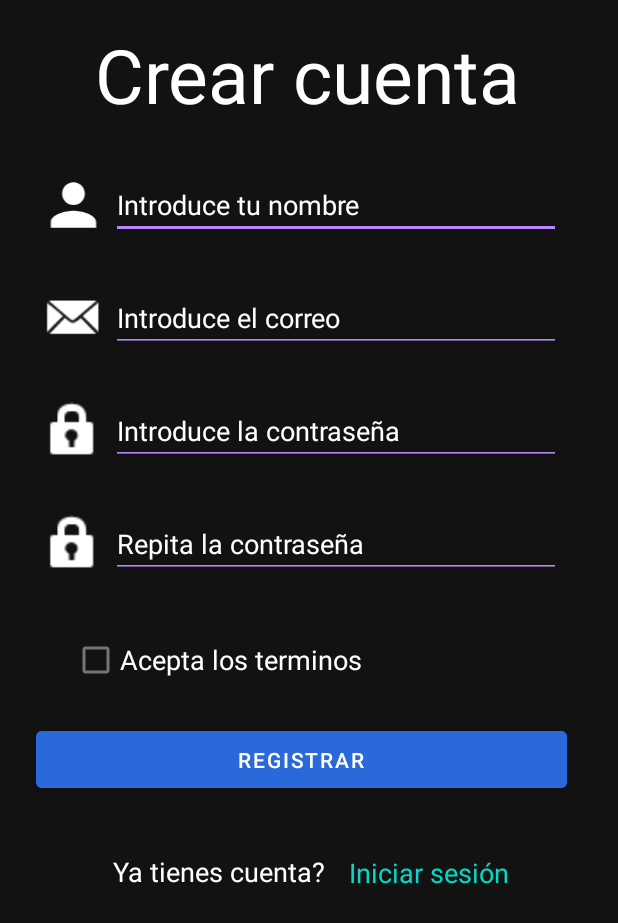
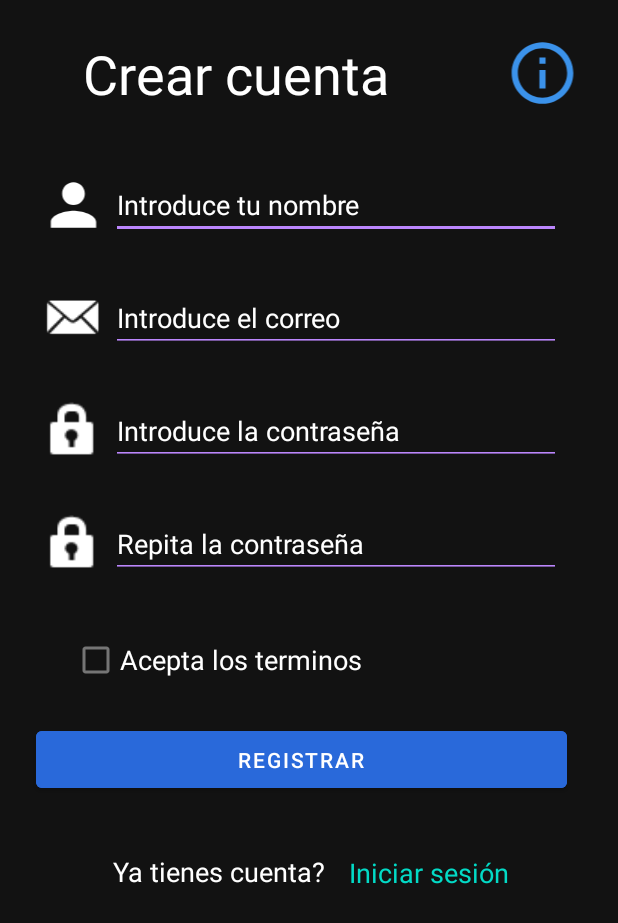
Before and after one commit to cristian-ramirez99/AppMovil, an Android app: the screen it shows after launch (Registrar), after a tap on "NO TIENES CUENTA? REGISTRATE AHORA", on a phone screen of 412 x 824 dp. Shown: the top 923 px of the screen. Run offline under Robolectric (Android 15) with nearby library versions, the phone set to English and light mode, and no system bars.

Commit message:
Video info funciona

```diff
--- a/app/src/main/AndroidManifest.xml
+++ b/app/src/main/AndroidManifest.xml
@@ -13,13 +13,11 @@
         android:supportsRtl="true"
         android:theme="@style/Theme.Sintesis"
         android:usesCleartextTraffic="true">
-
-
+        <activity android:name=".Info"></activity>
         <activity android:name=".autenticado.Dashboard" />
         <activity android:name=".auth.Registrar" />
         <activity android:name=".auth.Login" />
         <activity android:name=".MainActivity">
-
             <intent-filter>
                 <action android:name="android.intent.action.MAIN" />
 
--- a/app/src/main/java/com/example/sintesis/auth/Login.java
+++ b/app/src/main/java/com/example/sintesis/auth/Login.java
@@ -5,13 +5,16 @@ import androidx.appcompat.app.AppCompatActivity;
 import android.app.AlertDialog;
 import android.app.Dialog;
 import android.content.Intent;
+import android.media.Image;
 import android.os.Bundle;
 import android.view.View;
 import android.widget.Button;
 import android.widget.EditText;
+import android.widget.ImageView;
 import android.widget.TextView;
 import android.widget.Toast;
 
+import com.example.sintesis.Info;
 import com.example.sintesis.R;
 import com.example.sintesis.RetrofitInterface;
 import com.example.sintesis.autenticado.Dashboard;
@@ -34,6 +37,7 @@ public class Login extends AppCompatActivity {
     private AlertDialog.Builder dialogBuilder;
     private TextView tvMensaje;
     private Button btnAceptar;
+    private ImageView ivInfo;
 
     private Retrofit retrofit;
     private RetrofitInterface retrofitInterface;
@@ -52,6 +56,14 @@ public class Login extends AppCompatActivity {
         btnLogin = findViewById(R.id.btnLoginLogin);
         etCorreo = findViewById(R.id.etCorreoLogin);
         etPassword = findViewById(R.id.etPasswordLogin);
+        ivInfo = findViewById(R.id.ivInfoLogin);
+
+        ivInfo.setOnClickListener(new View.OnClickListener() {
+            @Override
+            public void onClick(View v) {
+                change_activity_to_info();
+            }
+        });
 
         //Hacer login onClick
         btnLogin.setOnClickListener(new View.OnClickListener() {
@@ -142,6 +154,14 @@ public class Login extends AppCompatActivity {
         startActivity(intent);
     }
 
+    //Inicia activity info
+    private void change_activity_to_info() {
+        Intent intent = new Intent(this, Info.class);
+
+        intent.putExtra("activity","login");
+
+        startActivity(intent);
+    }
     //Inicia activity dashboard
     private void change_activity_to_dashboard(String token, String correo) {
         Intent intent = new Intent(this, Dashboard.class);
--- a/app/src/main/java/com/example/sintesis/auth/Registrar.java
+++ b/app/src/main/java/com/example/sintesis/auth/Registrar.java
@@ -5,13 +5,16 @@ import androidx.appcompat.app.AppCompatActivity;
 import android.app.AlertDialog;
 import android.app.Dialog;
 import android.content.Intent;
+import android.media.Image;
 import android.os.Bundle;
 import android.view.View;
 import android.widget.Button;
 import android.widget.CheckBox;
 import android.widget.EditText;
+import android.widget.ImageView;
 import android.widget.TextView;
 
+import com.example.sintesis.Info;
 import com.example.sintesis.R;
 import com.example.sintesis.RetrofitInterface;
 
@@ -37,7 +40,7 @@ public class Registrar extends AppCompatActivity {
     private AlertDialog.Builder dialogBuilder;
     private TextView tvMensaje;
     private Button btnAceptar;
-
+    private ImageView ivInfo;
 
     private Retrofit retrofit;
     private RetrofitInterface retrofitInterface;
@@ -56,6 +59,14 @@ public class Registrar extends AppCompatActivity {
         etRepetirPassword = findViewById(R.id.etRepetirPasswordRegistrar);
         cbTerminos = findViewById(R.id.cbTerminosRegistrar);
         btnRegistrar = findViewById(R.id.btnRegistrarRegistrar);
+        ivInfo = findViewById(R.id.ivInfoRegistrar);
+
+        ivInfo.setOnClickListener(new View.OnClickListener() {
+            @Override
+            public void onClick(View v) {
+                change_activity_to_info();
+            }
+        });
 
         //Registrar onClick
         btnRegistrar.setOnClickListener(new View.OnClickListener() {
@@ -154,6 +165,14 @@ public class Registrar extends AppCompatActivity {
         startActivity(intent);
     }
 
+    //Inicia activity info
+    private void change_activity_to_info() {
+        Intent intent = new Intent(this, Info.class);
+        intent.putExtra("activity","registrar");
+
+        startActivity(intent);
+    }
+
     //Modal que muestra mensaje de error
     private void open_modal(String mensaje) {
         dialogBuilder = new AlertDialog.Builder(this);
--- /dev/null
+++ b/app/src/main/res/drawable/ic_info.xml
@@ -0,0 +1,10 @@
+<vector xmlns:android="http://schemas.android.com/apk/res/android"
+    android:width="24dp"
+    android:height="24dp"
+    android:viewportWidth="24"
+    android:viewportHeight="24"
+    android:tint="?attr/colorControlNormal">
+  <path
+      android:fillColor="@android:color/white"
+      android:pathData="M11,7h2v2h-2zM11,11h2v6h-2zM12,2C6.48,2 2,6.48 2,12s4.48,10 10,10 10,-4.48 10,-10S17.52,2 12,2zM12,20c-4.41,0 -8,-3.59 -8,-8s3.59,-8 8,-8 8,3.59 8,8 -3.59,8 -8,8z"/>
+</vector>
--- a/app/src/main/res/layout/activity_dashboard.xml
+++ b/app/src/main/res/layout/activity_dashboard.xml
@@ -37,16 +37,14 @@
 
     <TextView
         android:id="@+id/tvCorreoDashboard"
-        android:layout_width="306dp"
+        android:layout_width="250dp"
         android:layout_height="35dp"
         android:layout_marginTop="16dp"
         android:gravity="center"
         android:text="TextView"
         android:textAlignment="textStart"
         android:textColor="@color/white"
-        android:textSize="19sp"
-        app:layout_constraintEnd_toEndOf="parent"
-        app:layout_constraintHorizontal_bias="0.0"
+        android:textSize="17sp"
         app:layout_constraintStart_toEndOf="@+id/imageView4"
         app:layout_constraintTop_toTopOf="parent" />
 
--- a/app/src/main/res/layout/activity_registrar.xml
+++ b/app/src/main/res/layout/activity_registrar.xml
@@ -9,7 +9,7 @@
 
     <TextView
         android:id="@+id/textView5"
-        android:layout_width="345dp"
+        android:layout_width="250dp"
         android:layout_height="66dp"
         android:layout_marginStart="32dp"
         android:layout_marginTop="16dp"
@@ -17,9 +17,20 @@
         android:text="@string/crear_cuenta"
         android:textAlignment="center"
         android:textColor="@color/white"
-        android:textSize="50sp"
+        android:textSize="36sp"
         app:layout_constraintStart_toStartOf="parent"
         app:layout_constraintTop_toTopOf="parent" />
+
+    <ImageView
+        android:id="@+id/ivInfoRegistrar"
+        android:layout_width="67dp"
+        android:layout_height="49dp"
+        android:layout_marginStart="328dp"
+        android:layout_marginTop="24dp"
+        app:layout_constraintStart_toStartOf="parent"
+        app:layout_constraintTop_toTopOf="parent"
+        app:srcCompat="@drawable/ic_info"
+        app:tint="@color/info" />
 
     <Button
         android:id="@+id/btnRegistrarRegistrar"
--- a/app/src/main/res/values/colors.xml
+++ b/app/src/main/res/values/colors.xml
@@ -25,4 +25,5 @@
     <color name="warning">#FFC107</color>
     <color name="danger">#C62828</color>
     <color name="error">#CF6679</color>
+    <color name="info">#3B92EA</color>
 </resources>
--- a/app/src/main/res/values/strings.xml
+++ b/app/src/main/res/values/strings.xml
@@ -6,6 +6,7 @@
     <string name="login">Iniciar sesión</string>
     <string name="crear_cuenta">Crear cuenta</string>
     <string name="carrito">Carrito</string>
+    <string name="manual">Manual de usuario</string>
 
     <!--Mensaje-->
     <string name="tienes_cuenta">Ya tienes cuenta? </string>
@@ -22,6 +23,7 @@
     <string name="btn_add">Añadir</string>
     <string name="btn_eliminar">Eliminar producto</string>
     <string name="btn_abrir_scanner_QR">Escanear QR</string>
+    <string name="btn_volver">Volver</string>
 
     <!--Checkbox-->
     <string name="cb_aceptar_terminos">Acepta los terminos </string>
```
Also changed, not shown: app/src/main/java/com/example/sintesis/Info.java (added, +66 -0 lines), app/src/main/java/com/example/sintesis/autenticado/Dashboard.java (+4 -9 lines), app/src/main/res/layout/activity_info.xml (added, +43 -0 lines), app/src/main/res/layout/activity_login.xml (+15 -3 lines), 1 other file.
